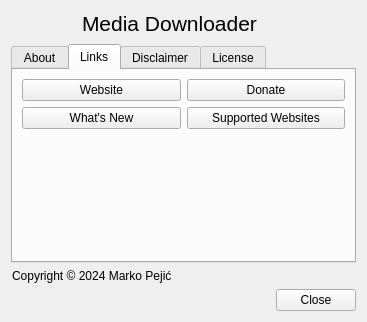
Old version of the form designer/about_dialog.ui in the repository markop404/media-downloader.
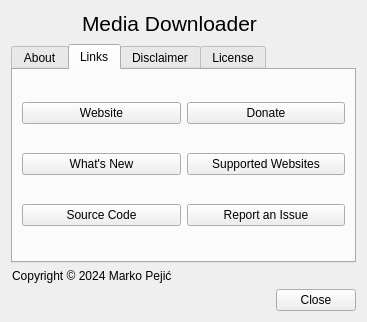
New version of the form. The open tabs and pages were chosen to show the change. Icons and pictures are not drawn.

Commit message: Add additional links to about window

```diff
--- a/designer/about_dialog.ui
+++ b/designer/about_dialog.ui
@@ -124,7 +124,7 @@
            </property>
           </widget>
          </item>
-         <item alignment="Qt::AlignmentFlag::AlignTop">
+         <item>
           <widget class="QPushButton" name="whatsNewButton">
            <property name="focusPolicy">
             <enum>Qt::FocusPolicy::NoFocus</enum>
@@ -134,6 +134,16 @@
            </property>
           </widget>
          </item>
+         <item>
+          <widget class="QPushButton" name="sourceCodeButton">
+           <property name="focusPolicy">
+            <enum>Qt::FocusPolicy::NoFocus</enum>
+           </property>
+           <property name="text">
+            <string>Source Code</string>
+           </property>
+          </widget>
+         </item>
         </layout>
        </item>
        <item>
@@ -148,7 +158,7 @@
            </property>
           </widget>
          </item>
-         <item alignment="Qt::AlignmentFlag::AlignTop">
+         <item>
           <widget class="QPushButton" name="supportedWebsitesButton">
            <property name="focusPolicy">
             <enum>Qt::FocusPolicy::NoFocus</enum>
@@ -158,6 +168,16 @@
            </property>
           </widget>
          </item>
+         <item>
+          <widget class="QPushButton" name="issueReportButton">
+           <property name="focusPolicy">
+            <enum>Qt::FocusPolicy::NoFocus</enum>
+           </property>
+           <property name="text">
+            <string>Report an Issue</string>
+           </property>
+          </widget>
+         </item>
         </layout>
        </item>
       </layout>
```
The commit also changes 2 other files.
